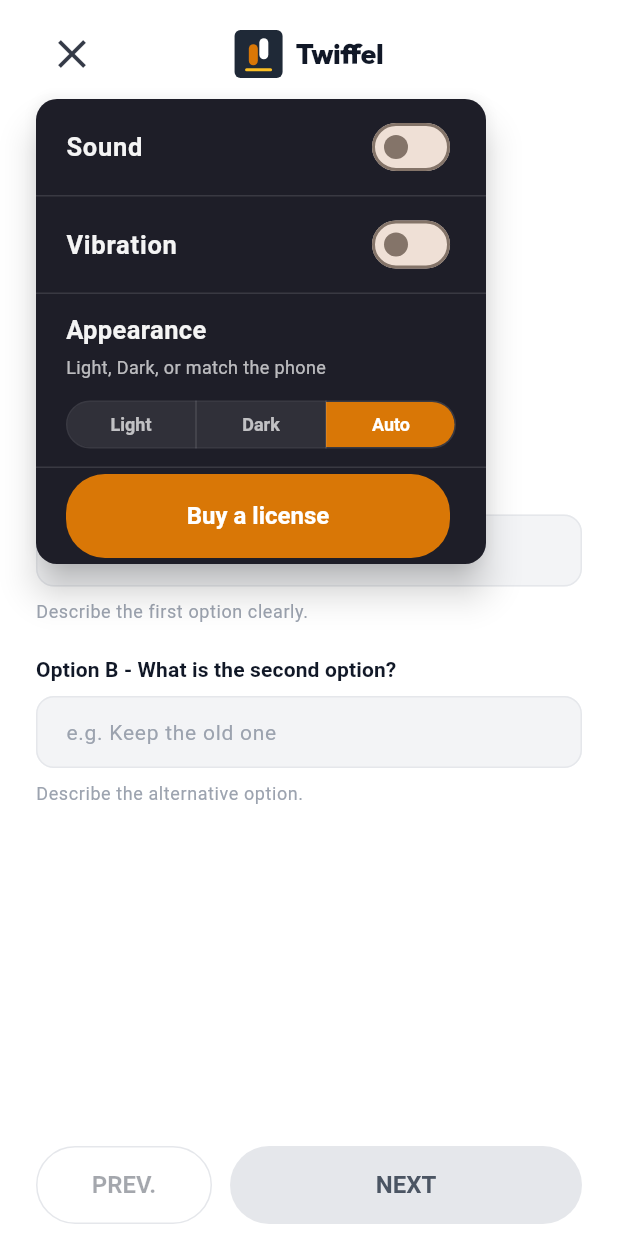
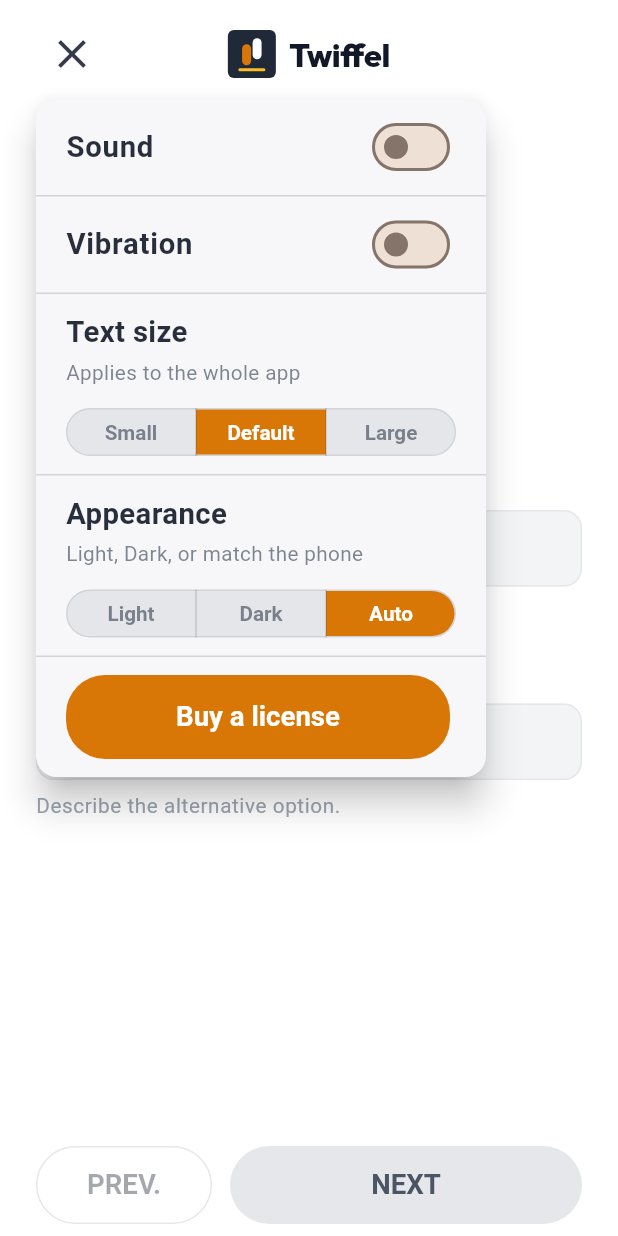
Before and after one commit to fsoldera/twiffel-app, a Flutter app: the screen it shows after launch, after a tap on the "menu" icon, on a phone screen of 412 x 824 dp. Run offline on Flutter 3.47's test engine with Material 3 defaults, Android fonts, the phone set to English and light mode, and no system bars; our stand-ins replace flutter_native_splash, go_router, google_fonts, pdf, printing; missing offline and left inert: common_app_kit; statements that could not run were skipped.

Commit message:
Improve verdict expand layout and add app-wide text size settings.
Center the expanded verdict card, drop the Flutter splash fade plate, and let users pick Small/Default/Large text with a menu that follows the app theme.

Co-authored-by: Cursor <cursoragent@cursor.com>

```diff
--- a/lib/main.dart
+++ b/lib/main.dart
@@ -3,7 +3,6 @@ import 'package:flutter_native_splash/flutter_native_splash.dart';
 
 import 'src/app.dart';
 import 'src/copy/loading_response_texts.dart';
-import 'src/widgets/app_splash_overlay.dart';
 
 Future<void> main() async {
   appLaunchAt = DateTime.now();
--- a/lib/src/app.dart
+++ b/lib/src/app.dart
@@ -10,7 +10,12 @@ import 'services/analytics.dart';
 import 'state/app_settings_controller.dart';
 import 'state/session_controller.dart';
 import 'theme/app_theme.dart';
-import 'widgets/app_splash_overlay.dart';
+
+/// Minimum time the native launch splash stays up.
+const Duration kMinSplashDuration = Duration(milliseconds: 1500);
+
+/// Moment [main] began (overwritten at process start before async work).
+DateTime appLaunchAt = DateTime.now();
 
 class MyApp extends StatefulWidget {
   const MyApp({super.key});
@@ -26,10 +31,6 @@ class _MyAppState extends State<MyApp> {
   late final AiClient _ai;
   late final AppSettingsController _settings;
   late final GoRouter _router;
-
-  /// Flutter splash plate on top of the app (native splash cannot fade).
-  bool _splashVisible = true;
-  bool _splashMounted = true;
 
   @override
   void initState() {
@@ -61,15 +62,7 @@ class _MyAppState extends State<MyApp> {
       await Future<void>.delayed(remaining);
     }
     if (!mounted) return;
-
-    // Native plate has no cross-fade API; hand off to the matching Flutter plate.
     FlutterNativeSplash.remove();
-    setState(() => _splashVisible = false);
-  }
-
-  void _onSplashFadeEnd() {
-    if (_splashVisible || !_splashMounted) return;
-    setState(() => _splashMounted = false);
   }
 
   @override
@@ -94,26 +87,15 @@ class _MyAppState extends State<MyApp> {
           themeMode: _settings.themeMode,
           routerConfig: _router,
           builder: (context, child) {
-            return Stack(
-              fit: StackFit.expand,
-              children: [
-                AnimatedOpacity(
-                  opacity: _splashVisible ? 0 : 1,
-                  duration: kSplashFadeDuration,
-                  curve: Curves.easeOut,
-                  child: child ?? const SizedBox.shrink(),
+            final media = MediaQuery.of(context);
+            final systemFactor = media.textScaler.scale(14) / 14;
+            return MediaQuery(
+              data: media.copyWith(
+                textScaler: TextScaler.linear(
+                  systemFactor * _settings.textSize.scale,
                 ),
-                if (_splashMounted)
-                  IgnorePointer(
-                    child: AnimatedOpacity(
-                      opacity: _splashVisible ? 1 : 0,
-                      duration: kSplashFadeDuration,
-                      curve: Curves.easeOut,
-                      onEnd: _onSplashFadeEnd,
-                      child: const AppSplashOverlay(),
-                    ),
-                  ),
-              ],
+              ),
+              child: child ?? const SizedBox.shrink(),
             );
           },
         );
--- a/lib/src/state/app_settings_controller.dart
+++ b/lib/src/state/app_settings_controller.dart
@@ -1,5 +1,20 @@
 import 'package:common_app_kit/common_app_kit.dart';
 import 'package:flutter/material.dart';
+
+/// App-wide text size preference.
+///
+/// [small] matches the designed baseline sizes. [medium] is the default
+/// (slightly larger). [large] is the biggest option.
+enum AppTextSize {
+  small(1.0),
+  medium(1.15),
+  large(1.3);
+
+  const AppTextSize(this.scale);
+
+  /// Multiplier applied on top of the platform text scaler.
+  final double scale;
+}
 
 /// User preferences for sound, haptics, and appearance (persisted locally).
 class AppSettingsController extends ChangeNotifier {
@@ -9,11 +24,17 @@ class AppSettingsController extends ChangeNotifier {
   static const String _keySoundEnabled = 'sound_enabled';
   static const String _keyVibrationEnabled = 'vibration_enabled';
   static const String _keyThemeMode = 'theme_mode';
+  static const String _keyTextSize = 'text_size';
 
   /// Stored ints: 0 = system, 1 = light, 2 = dark.
   static const int _themeSystem = 0;
   static const int _themeLight = 1;
   static const int _themeDark = 2;
+
+  /// Stored ints: 0 = small, 1 = medium (default), 2 = large.
+  static const int _textSmall = 0;
+  static const int _textMedium = 1;
+  static const int _textLarge = 2;
 
   final LocalStore _store;
 
@@ -21,11 +42,13 @@ class AppSettingsController extends ChangeNotifier {
   bool _soundEnabled = true;
   bool _vibrationEnabled = true;
   ThemeMode _themeMode = ThemeMode.system;
+  AppTextSize _textSize = AppTextSize.medium;
 
   bool get initialized => _initialized;
   bool get soundEnabled => _soundEnabled;
   bool get vibrationEnabled => _vibrationEnabled;
   ThemeMode get themeMode => _themeMode;
+  AppTextSize get textSize => _textSize;
 
   Future<void> init() async {
     _soundEnabled = await _store.getInt(_keySoundEnabled, fallback: 1) == 1;
@@ -33,6 +56,9 @@ class AppSettingsController extends ChangeNotifier {
         await _store.getInt(_keyVibrationEnabled, fallback: 1) == 1;
     _themeMode = _themeModeFromInt(
       await _store.getInt(_keyThemeMode, fallback: _themeSystem),
+    );
+    _textSize = _textSizeFromInt(
+      await _store.getInt(_keyTextSize, fallback: _textMedium),
     );
     _initialized = true;
     notifyListeners();
@@ -59,6 +85,13 @@ class AppSettingsController extends ChangeNotifier {
     notifyListeners();
   }
 
+  Future<void> setTextSize(AppTextSize size) async {
+    if (_textSize == size) return;
+    _textSize = size;
+    await _store.setInt(_keyTextSize, _intFromTextSize(size));
+    notifyListeners();
+  }
+
   static ThemeMode _themeModeFromInt(int value) {
     switch (value) {
       case _themeLight:
@@ -80,4 +113,26 @@ class AppSettingsController extends ChangeNotifier {
         return _themeSystem;
     }
   }
+
+  static AppTextSize _textSizeFromInt(int value) {
+    switch (value) {
+      case _textSmall:
+        return AppTextSize.small;
+      case _textLarge:
+        return AppTextSize.large;
+      default:
+        return AppTextSize.medium;
+    }
+  }
+
+  static int _intFromTextSize(AppTextSize size) {
+    switch (size) {
+      case AppTextSize.small:
+        return _textSmall;
+      case AppTextSize.medium:
+        return _textMedium;
+      case AppTextSize.large:
+        return _textLarge;
+    }
+  }
 }
--- a/lib/src/widgets/app_splash_overlay.dart
+++ /dev/null
@@ -1,35 +0,0 @@
-import 'package:flutter/material.dart';
-
-/// Minimum time the launch splash stays up (native + Flutter handoff).
-const Duration kMinSplashDuration = Duration(milliseconds: 1500);
-
-/// Fade duration when the Flutter splash overlay yields to the app.
-const Duration kSplashFadeDuration = Duration(milliseconds: 300);
-
-/// Moment [main] began (overwritten at process start before async work).
-DateTime appLaunchAt = DateTime.now();
-
-/// Full-screen plate matching `flutter_native_splash` (logo + solid bg).
-class AppSplashOverlay extends StatelessWidget {
-  const AppSplashOverlay({super.key});
-
-  @override
-  Widget build(BuildContext context) {
-    final dark = WidgetsBinding.instance.platformDispatcher.platformBrightness ==
-        Brightness.dark;
-    final bg = dark ? const Color(0xFF1F2937) : const Color(0xFFFFFFFF);
-    final logo = dark
-        ? 'assets/splash/splash_logo.png'
-        : 'assets/splash/splash_logo_light.png';
-
-    return ColoredBox(
-      color: bg,
-      child: Center(
-        child: FractionallySizedBox(
-          widthFactor: 0.55,
-          child: Image.asset(logo, fit: BoxFit.contain),
-        ),
-      ),
-    );
-  }
-}
--- a/lib/src/widgets/home_menu_button.dart
+++ b/lib/src/widgets/home_menu_button.dart
@@ -5,7 +5,8 @@ import '../config/app_config.dart';
 import '../state/app_settings_controller.dart';
 import '../theme/tokens.dart';
 
-/// Top-left hamburger that opens Sound / Vibration / Theme and Buy a license.
+/// Top-left hamburger that opens Sound / Vibration / Theme / Text size
+/// and Buy a license.
 /// Structure matches Stikkteller and Joppling [HomeMenuButton].
 class HomeMenuButton extends StatefulWidget {
   const HomeMenuButton({
@@ -77,6 +78,9 @@ class _HomeMenuButtonState extends State<HomeMenuButton> {
                     onThemeModeChanged: (mode) async {
                       await widget.settings.setThemeMode(mode);
                     },
+                    onTextSizeChanged: (size) async {
+                      await widget.settings.setTextSize(size);
+                    },
                     onBuyLicense: () {
                       _closeMenu();
                       GoRouter.of(anchorContext).pushNamed('shop');
@@ -123,12 +127,62 @@ class _HomeMenuButtonState extends State<HomeMenuButton> {
   }
 }
 
+class _MenuPanelColors {
+  const _MenuPanelColors({
+    required this.panelBg,
+    required this.label,
+    required this.muted,
+    required this.divider,
+    required this.segmentIdleBg,
+  });
+
+  /// Menu matches the app theme (light/light, dark/dark).
+  factory _MenuPanelColors.forAppTheme(
+    BuildContext context,
+    ThemeMode themeMode,
+  ) {
+    final Brightness appBrightness;
+    switch (themeMode) {
+      case ThemeMode.light:
+        appBrightness = Brightness.light;
+      case ThemeMode.dark:
+        appBrightness = Brightness.dark;
+      case ThemeMode.system:
+        appBrightness = MediaQuery.platformBrightnessOf(context);
+    }
+    final appIsDark = appBrightness == Brightness.dark;
+    if (appIsDark) {
+      return const _MenuPanelColors(
+        panelBg: Color(0xFF1E1E28),
+        label: Color(0xF2FFFFFF),
+        muted: Color(0xB3FFFFFF),
+        divider: Color(0x1FFFFFFF),
+        segmentIdleBg: Color(0x14FFFFFF),
+      );
+    }
+    return const _MenuPanelColors(
+      panelBg: Color(0xFFF7F7F9),
+      label: Color(0xE6111827),
+      muted: Color(0xB34B5563),
+      divider: Color(0x29111827),
+      segmentIdleBg: Color(0x14111827),
+    );
+  }
+
+  final Color panelBg;
+  final Color label;
+  final Color muted;
+  final Color divider;
+  final Color segmentIdleBg;
+}
+
 class _SettingsMenuPanel extends StatelessWidget {
   const _SettingsMenuPanel({
     required this.settings,
     required this.onSoundChanged,
     required this.onVibrationChanged,
     required this.onThemeModeChanged,
+    required this.onTextSizeChanged,
     required this.onBuyLicense,
   });
 
@@ -136,24 +190,59 @@ class _SettingsMenuPanel extends StatelessWidget {
   final ValueChanged<bool> onSoundChanged;
   final ValueChanged<bool> onVibrationChanged;
   final ValueChanged<ThemeMode> onThemeModeChanged;
+  final ValueChanged<AppTextSize> onTextSizeChanged;
   final VoidCallback onBuyLicense;
 
   static const double _width = 300;
   static const double _rowHorizontalPadding = 20;
   static const double _switchTrackEndInset = 4;
 
-  static const Color _panelBg = Color(0xFF1E1E28);
-  static const Color _label = Color(0xF2FFFFFF);
-  static const Color _divider = Color(0x1FFFFFFF);
-  static const Color _muted = Color(0xB3FFFFFF);
+  ButtonStyle _segmentStyle(_MenuPanelColors colors) {
+    const accent = TwiffelTokens.primaryDefault;
+    return ButtonStyle(
+      visualDensity: VisualDensity.compact,
+      foregroundColor: WidgetStateProperty.resolveWith((states) {
+        if (states.contains(WidgetState.selected)) {
+          return Colors.white;
+        }
+        return colors.muted;
+      }),
+      backgroundColor: WidgetStateProperty.resolveWith((states) {
+        if (states.contains(WidgetState.selected)) {
+          return accent;
+        }
+        return colors.segmentIdleBg;
+      }),
+      side: WidgetStatePropertyAll(
+        BorderSide(color: colors.divider),
+      ),
+      textStyle: const WidgetStatePropertyAll(
+        TextStyle(
+          fontSize: 12,
+          fontWeight: FontWeight.w600,
+        ),
+      ),
+    );
+  }
 
   @override
   Widget build(BuildContext context) {
     const accent = TwiffelTokens.primaryDefault;
+    final colors = _MenuPanelColors.forAppTheme(context, settings.themeMode);
+    final segmentStyle = _segmentStyle(colors);
+    final labelStyle = TextStyle(
+      fontSize: 17,
+      fontWeight: FontWeight.w600,
+      color: colors.label,
+    );
+    final mutedStyle = TextStyle(
+      fontSize: 12,
+      color: colors.muted,
+    );
 
     return Material(
       elevation: 10,
-      color: _panelBg,
+      color: colors.panelBg,
       borderRadius: BorderRadius.circular(14),
       clipBehavior: Clip.antiAlias,
       child: SizedBox(
@@ -166,39 +255,25 @@ class _SettingsMenuPanel extends StatelessWidget {
                 horizontal: _rowHorizontalPadding,
                 vertical: 4,
               ),
-              title: const Text(
-                'Sound',
-                style: TextStyle(
-                  fontSize: 17,
-                  fontWeight: FontWeight.w600,
-                  color: _label,
-                ),
-              ),
+              title: Text('Sound', style: labelStyle),
               value: settings.soundEnabled,
               activeThumbColor: accent,
               activeTrackColor: accent.withValues(alpha: 0.45),
               onChanged: onSoundChanged,
             ),
-            const Divider(height: 1, color: _divider),
+            Divider(height: 1, color: colors.divider),
             SwitchListTile(
               contentPadding: const EdgeInsets.symmetric(
                 horizontal: _rowHorizontalPadding,
                 vertical: 4,
               ),
-              title: const Text(
-                'Vibration',
-                style: TextStyle(
-                  fontSize: 17,
-                  fontWeight: FontWeight.w600,
-                  color: _label,
-                ),
-              ),
+              title: Text('Vibration', style: labelStyle),
               value: settings.vibrationEnabled,
               activeThumbColor: accent,
               activeTrackColor: accent.withValues(alpha: 0.45),
               onChanged: onVibrationChanged,
             ),
-            const Divider(height: 1, color: _divider),
+            Divider(height: 1, color: colors.divider),
             Padding(
               padding: const EdgeInsets.fromLTRB(
                 _rowHorizontalPadding,
@@ -209,21 +284,52 @@ class _SettingsMenuPanel extends StatelessWidget {
               child: Column(
                 crossAxisAlignment: CrossAxisAlignment.stretch,
                 children: [
-                  const Text(
-                    'Appearance',
-                    style: TextStyle(
-                      fontSize: 17,
-                      fontWeight: FontWeight.w600,
-                      color: _label,
-                    ),
+                  Text('Text size', style: labelStyle),
+                  const SizedBox(height: 4),
+                  Text('Applies to the whole app', style: mutedStyle),
+                  const SizedBox(height: 10),
+                  SegmentedButton<AppTextSize>(
+                    showSelectedIcon: false,
+                    segments: const [
+                      ButtonSegment<AppTextSize>(
+                        value: AppTextSize.small,
+                        label: Text('Small'),
+                      ),
+                      ButtonSegment<AppTextSize>(
+                        value: AppTextSize.medium,
+                        label: Text('Default'),
+                      ),
+                      ButtonSegment<AppTextSize>(
+                        value: AppTextSize.large,
+                        label: Text('Large'),
+                      ),
+                    ],
+                    selected: <AppTextSize>{settings.textSize},
+                    onSelectionChanged: (selected) {
+                      if (selected.isEmpty) return;
+                      onTextSizeChanged(selected.first);
+                    },
+                    style: segmentStyle,
                   ),
+                ],
+              ),
+            ),
+            Divider(height: 1, color: colors.divider),
+            Padding(
+              padding: const EdgeInsets.fromLTRB(
+                _rowHorizontalPadding,
+                12,
+                _rowHorizontalPadding,
+                8,
+              ),
+              child: Column(
+                crossAxisAlignment: CrossAxisAlignment.stretch,
+                children: [
+                  Text('Appearance', style: labelStyle),
                   const SizedBox(height: 4),
-                  const Text(
+                  Text(
                     'Light, Dark, or match the phone',
-                    style: TextStyle(
-                      fontSize: 12,
-                      color: _muted,
-                    ),
+                    style: mutedStyle,
                   ),
                   const SizedBox(height: 10),
                   SegmentedButton<ThemeMode>(
@@ -247,43 +353,18 @@ class _SettingsMenuPanel extends StatelessWidget {
                       if (selected.isEmpty) return;
                       onThemeModeChanged(selected.first);
                     },
-                    style: ButtonStyle(
-                      visualDensity: VisualDensity.compact,
-                      foregroundColor:
-                          WidgetStateProperty.resolveWith((states) {
-                        if (states.contains(WidgetState.selected)) {
-                          return Colors.white;
-                        }
-                        return _muted;
-                      }),
-                      backgroundColor:
-                          WidgetStateProperty.resolveWith((states) {
-                        if (states.contains(WidgetState.selected)) {
-                          return accent;
-                        }
-                        return const Color(0x14FFFFFF);
-                      }),
-                      side: const WidgetStatePropertyAll(
-                        BorderSide(color: _divider),
-                      ),
-                      textStyle: const WidgetStatePropertyAll(
-                        TextStyle(
-                          fontSize: 12,
-                          fontWeight: FontWeight.w600,
-                        ),
-                      ),
-                    ),
+                    style: segmentStyle,
                   ),
                 ],
               ),
             ),
-            const Divider(height: 1, color: _divider),
+            Divider(height: 1, color: colors.divider),
             Padding(
               padding: const EdgeInsets.fromLTRB(
                 _rowHorizontalPadding,
-                4,
+                12,
                 _rowHorizontalPadding + _switchTrackEndInset,
-                4,
+                12,
               ),
               child: SizedBox(
                 width: double.infinity,
```
Also changed, not shown: lib/src/pages/analysis_page.dart (+115 -104 lines), 3 other files.
